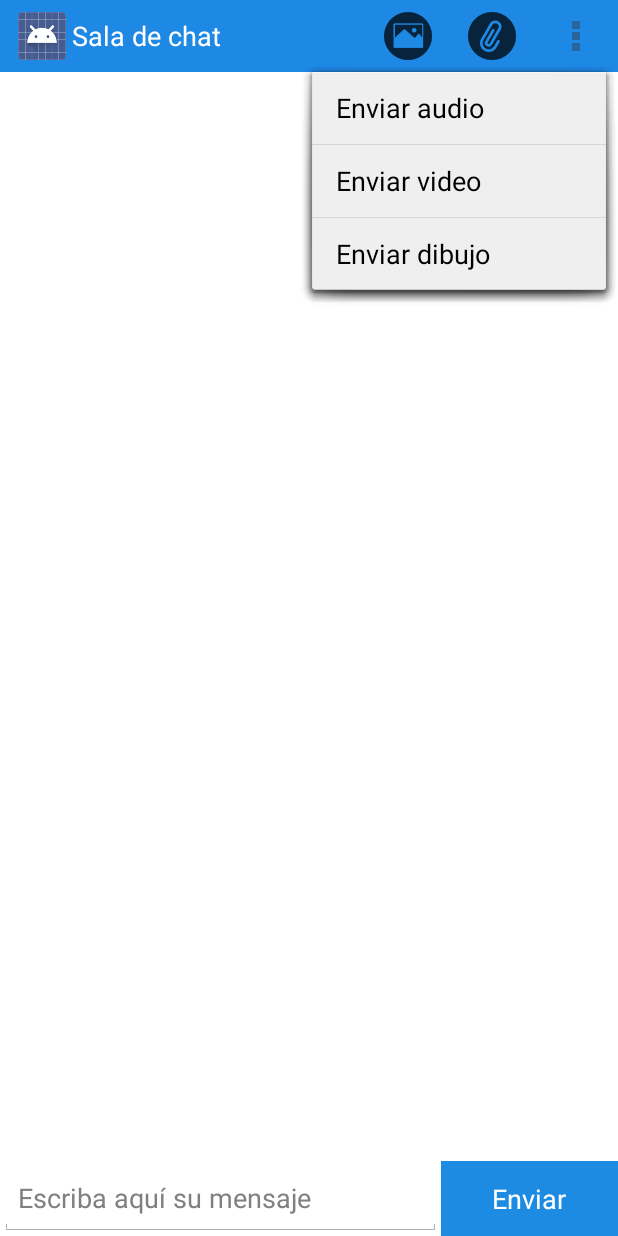
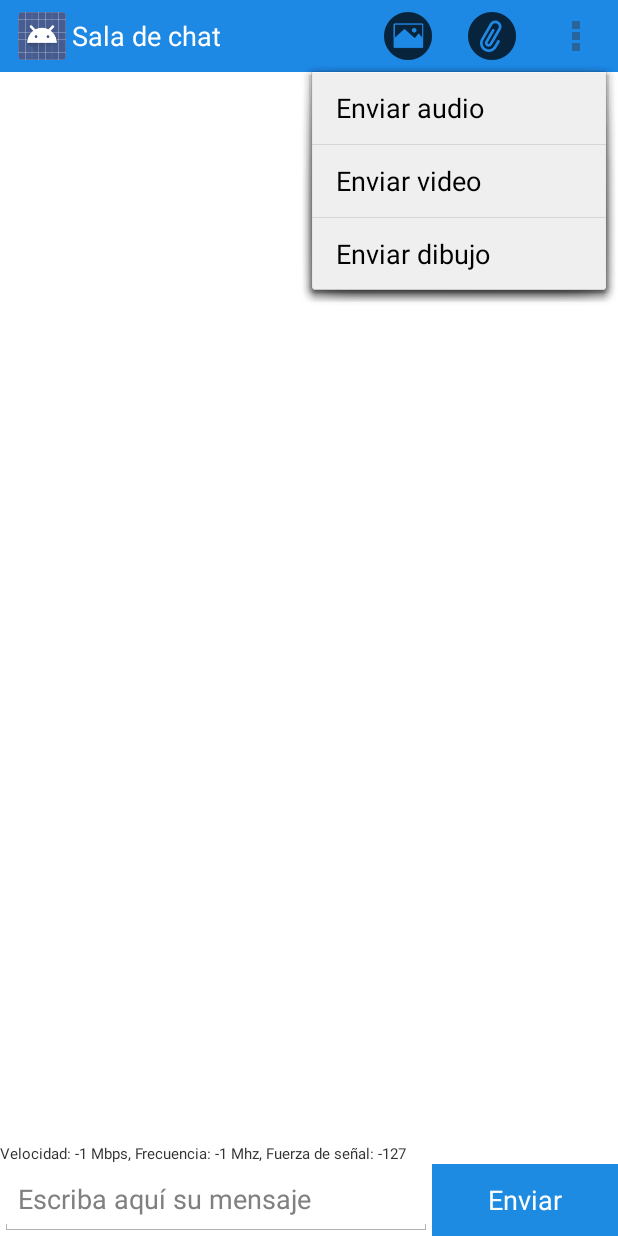
Before and after one commit to juanmanuelco/chatinmediatomultimedia, an Android app: the ChatActivity screen opened directly, with no data from a screen before it, with the options menu open, on a phone screen of 412 x 824 dp. Run offline under Robolectric (Android 15) with nearby library versions, the phone set to English and light mode, and no system bars; 1 statement that could not run was skipped.

Commit message:
herramienta de medicion

```diff
--- a/app/src/main/java/com/android/wondercom/AsyncTasks/SendMessageClient.java
+++ b/app/src/main/java/com/android/wondercom/AsyncTasks/SendMessageClient.java
@@ -31,7 +31,6 @@ public class SendMessageClient extends AsyncTask<Message, Message, Message>{
 
 	@Override
 	protected Message doInBackground(Message... msg) {
-		Log.v(TAG, "doInBackground");
 
 		//Display le message on the sender before sending it
 		publishProgress(msg);
--- a/app/src/main/java/com/android/wondercom/ChatActivity.java
+++ b/app/src/main/java/com/android/wondercom/ChatActivity.java
@@ -13,6 +13,7 @@ import android.content.SharedPreferences;
 import android.content.SharedPreferences.Editor;
 import android.graphics.Bitmap;
 import android.net.Uri;
+import android.net.wifi.WifiInfo;
 import android.net.wifi.WifiManager;
 import android.net.wifi.p2p.WifiP2pManager;
 import android.net.wifi.p2p.WifiP2pManager.Channel;
@@ -34,6 +35,7 @@ import android.widget.EditText;
 import android.widget.ListView;
 import android.widget.PopupMenu;
 import android.widget.PopupMenu.OnMenuItemClickListener;
+import android.widget.TextView;
 import android.widget.Toast;
 
 import com.android.wondercom.AsyncTasks.SendMessageClient;
@@ -47,10 +49,10 @@ import com.android.wondercom.util.ActivityUtilities;
 import com.android.wondercom.util.FileUtilities;
 
 import java.io.File;
-import java.io.FileNotFoundException;
-import java.io.IOException;
 import java.util.ArrayList;
 import java.util.List;
+import java.util.Timer;
+import java.util.TimerTask;
 
 public class ChatActivity extends Activity {
 	private static final String TAG = "ChatActivity";
@@ -91,6 +93,25 @@ public class ChatActivity extends Activity {
 		mReceiver = WifiDirectBroadcastReceiver.createInstance();
 		mReceiver.setmActivity(this);
 		wifiManager = (WifiManager) getApplicationContext().getSystemService(Context.WIFI_SERVICE);
+		final WifiInfo wifiInfo = wifiManager.getConnectionInfo();
+		final TextView netInfo = findViewById(R.id.velocidadInternet);
+        new Timer().scheduleAtFixedRate(new TimerTask() {
+            @Override
+            public void run() {
+                runOnUiThread(new TimerTask() {
+                    @Override
+                    public void run() {
+                        int velocidad = wifiInfo.getLinkSpeed();
+                        int frecuencia = 0;
+                        int fuerzaSenal = wifiInfo.getRssi(); //Indicador de fuerza de señal recibida
+                        if (android.os.Build.VERSION.SDK_INT >= android.os.Build.VERSION_CODES.LOLLIPOP)
+                            frecuencia = wifiInfo.getFrequency();
+                        netInfo.setText(datosSenal(velocidad, frecuencia, fuerzaSenal));
+                    }
+                });
+            }
+        }, 0, 3000);
+
 
 		mIntentFilter = new IntentFilter();
 		mIntentFilter.addAction(WifiP2pManager.WIFI_P2P_STATE_CHANGED_ACTION);
@@ -123,14 +144,21 @@ public class ChatActivity extends Activity {
 				} else {
 					Toast.makeText(ChatActivity.this, R.string.mensaje_vacio, Toast.LENGTH_SHORT).show();
 				}
-
 			}
 
 		});
-
 		//Register the context menu to the list view (for pop up menu)
 		registerForContextMenu(listView);
 	}
+
+	public String datosSenal(int velocidad, int frecuencia, int fuerza){
+		String respuesta= "Velocidad: " + velocidad +" Mbps, ";
+		respuesta=respuesta.concat("Frecuencia: " + frecuencia+" Mhz, ");
+		respuesta=respuesta.concat("Fuerza de señal: " + fuerza);
+		return respuesta;
+	}
+
+
 
 	@Override
 	protected void onPostCreate(Bundle savedInstanceState) {
@@ -172,14 +200,14 @@ public class ChatActivity extends Activity {
 		newDialog.setTitle(R.string.Close_chatroom);
 		newDialog.setMessage(R.string.contenido_Close_chatroom);
 
-		newDialog.setPositiveButton(R.string.confirmar, new DialogInterface.OnClickListener(){
+		newDialog.setPositiveButton(R.string.confirmar, new DialogInterface.OnClickListener() {
 
 			@Override
 			public void onClick(DialogInterface dialog, int which) {
 				wifiManager.setWifiEnabled(false);
 				wifiManager.setWifiEnabled(true);
 				clearTmpFiles(getExternalFilesDir(null));
-				if(MainActivity.server!=null){
+				if (MainActivity.server != null) {
 					MainActivity.server.interrupt();
 				}
 
@@ -210,7 +238,7 @@ public class ChatActivity extends Activity {
 	protected void onActivityResult(int requestCode, int resultCode, Intent data) {
 		super.onActivityResult(requestCode, resultCode, data);
 
-		switch(requestCode){
+		switch (requestCode) {
 			case PICK_IMAGE:
 				if (resultCode == RESULT_OK && data.getData() != null) {
 					fileUri = data.getData();
@@ -244,7 +272,7 @@ public class ChatActivity extends Activity {
 				}
 				break;
 			case DRAWING:
-				if(resultCode == RESULT_OK){
+				if (resultCode == RESULT_OK) {
 					fileURL = (String) data.getStringExtra("drawingPath");
 					sendMessage(Message.DRAWING_MESSAGE);
 				}
@@ -253,12 +281,13 @@ public class ChatActivity extends Activity {
 	}
 
 	// Hydrate Message object then launch the AsyncTasks to send it
-	public void sendMessage(int type){
+	public void sendMessage(int type) {
 		Log.v(TAG, "Send message starts");
 		// Message written in EditText is always sent
-		Message mes = new Message(type, edit.getText().toString(), null, MainActivity.chatName );
+		long millis = System.currentTimeMillis();
+		Message mes = new Message(type, edit.getText().toString()+" milisegundos envio: "+millis, null, MainActivity.chatName);
 
-		switch(type){
+		switch (type) {
 			case Message.IMAGE_MESSAGE:
 				Image image = new Image(this, fileUri);
 				Log.v(TAG, "Bitmap from url ok");
@@ -295,11 +324,10 @@ public class ChatActivity extends Activity {
 		Log.v(TAG, "Message object hydrated");
 
 		Log.v(TAG, "Start AsyncTasks to send the message");
-		if(mReceiver.isGroupeOwner() == WifiDirectBroadcastReceiver.IS_OWNER){
+		if (mReceiver.isGroupeOwner() == WifiDirectBroadcastReceiver.IS_OWNER) {
 			Log.v(TAG, "Message hydrated, start SendMessageServer AsyncTask");
 			new SendMessageServer(ChatActivity.this, true).executeOnExecutor(AsyncTask.THREAD_POOL_EXECUTOR, mes);
-		}
-		else if(mReceiver.isGroupeOwner() == WifiDirectBroadcastReceiver.IS_CLIENT){
+		} else if (mReceiver.isGroupeOwner() == WifiDirectBroadcastReceiver.IS_CLIENT) {
 			Log.v(TAG, "Message hydrated, start SendMessageClient AsyncTask");
 			new SendMessageClient(ChatActivity.this, mReceiver.getOwnerAddr()).executeOnExecutor(AsyncTask.THREAD_POOL_EXECUTOR, mes);
 		}
@@ -308,7 +336,7 @@ public class ChatActivity extends Activity {
 	}
 
 	// Refresh the message list
-	public static void refreshList(Message message, boolean isMine){
+	public static void refreshList(Message message, boolean isMine) {
 		Log.v(TAG, "Refresh message list starts");
 
 		message.setMine(isMine);
@@ -323,7 +351,7 @@ public class ChatActivity extends Activity {
 	}
 
 	// Save the app's state (foreground or background) to a SharedPrefereces
-	public void saveStateForeground(boolean isForeground){
+	public void saveStateForeground(boolean isForeground) {
 		SharedPreferences prefs = PreferenceManager.getDefaultSharedPreferences(this);
 		Editor edit = prefs.edit();
 		edit.putBoolean("isForeground", isForeground);
@@ -340,7 +368,7 @@ public class ChatActivity extends Activity {
 	@Override
 	public boolean onOptionsItemSelected(MenuItem item) {
 		int idItem = item.getItemId();
-		switch(idItem){
+		switch (idItem) {
 			case R.id.send_image:
 				showPopup(edit);
 				return true;
@@ -377,7 +405,9 @@ public class ChatActivity extends Activity {
 				return super.onOptionsItemSelected(item);
 		}
 	}
+
 	private Uri mPhotoUri;
+
 	//Show the popup menu
 	public void showPopup(View v) {
 		PopupMenu popup = new PopupMenu(this, v);
@@ -385,7 +415,7 @@ public class ChatActivity extends Activity {
 
 			@Override
 			public boolean onMenuItemClick(MenuItem item) {
-				switch(item.getItemId()){
+				switch (item.getItemId()) {
 					case R.id.pick_image:
 						Log.v(TAG, "Pick an image");
 						Intent intent = new Intent(Intent.ACTION_PICK);
@@ -428,7 +458,7 @@ public class ChatActivity extends Activity {
 		//Option to delete message independently of its type
 		menu.add(0, DELETE_MESSAGE, Menu.NONE, R.string.Borrar_mensaje);
 
-		if(!mes.getmText().equals("")){
+		if (!mes.getmText().equals("")) {
 			//Option to copy message's text to clipboard
 			menu.add(0, COPY_TEXT, Menu.NONE, R.string.copiar_mensaje);
 			//Option to share message's text
@@ -436,7 +466,7 @@ public class ChatActivity extends Activity {
 		}
 
 		int type = mes.getmType();
-		switch(type){
+		switch (type) {
 			case Message.IMAGE_MESSAGE:
 				menu.add(0, DOWNLOAD_IMAGE, Menu.NONE, R.string.Descargar_imagen);
 				break;
@@ -487,7 +517,7 @@ public class ChatActivity extends Activity {
 	}
 
 	//Download image and save it to Downloads
-	public void downloadImage(long id){
+	public void downloadImage(long id) {
 		Message mes = listMessage.get((int) id);
 		Bitmap bm = mes.byteArrayToBitmap(mes.getByteArray());
 		String path = Environment.getExternalStoragePublicDirectory(Environment.DIRECTORY_DOWNLOADS).getAbsolutePath();
@@ -497,7 +527,7 @@ public class ChatActivity extends Activity {
 	}
 
 	//Download file and save it to Downloads
-	public void downloadFile(long id){
+	public void downloadFile(long id) {
 		Message mes = listMessage.get((int) id);
 		String sourcePath = mes.getFilePath();
 		String destinationPath = Environment.getExternalStoragePublicDirectory(Environment.DIRECTORY_DOWNLOADS).getAbsolutePath();
@@ -507,33 +537,32 @@ public class ChatActivity extends Activity {
 	}
 
 	//Delete a message from the message list (doesn't delete on other phones)
-	public void deleteMessage(long id){
+	public void deleteMessage(long id) {
 		listMessage.remove((int) id);
 		chatAdapter.notifyDataSetChanged();
 	}
 
-	private void clearTmpFiles(File dir){
+	private void clearTmpFiles(File dir) {
 		File[] childDirs = dir.listFiles();
-		for(File child : childDirs){
-			if(child.isDirectory()){
+		for (File child : childDirs) {
+			if (child.isDirectory()) {
 				clearTmpFiles(child);
-			}
-			else{
+			} else {
 				child.delete();
 			}
 		}
-		for(Uri uri: tmpFilesUri){
+		for (Uri uri : tmpFilesUri) {
 			getContentResolver().delete(uri, null, null);
 		}
 		FileUtilities.refreshMediaLibrary(this);
 	}
 
-	public void talkTo(String destination){
+	public void talkTo(String destination) {
 		edit.setText("@" + destination + " : ");
 		edit.setSelection(edit.getText().length());
 	}
 
-	private void copyTextToClipboard(long id){
+	private void copyTextToClipboard(long id) {
 		Message mes = listMessage.get((int) id);
 		ClipboardManager clipboard = (ClipboardManager) getSystemService(CLIPBOARD_SERVICE);
 		ClipData clip = ClipData.newPlainText("message", mes.getmText());
@@ -541,10 +570,10 @@ public class ChatActivity extends Activity {
 		Toast.makeText(this, "Message copied to clipboard", Toast.LENGTH_SHORT).show();
 	}
 
-	private void shareMedia(long id, int type){
+	private void shareMedia(long id, int type) {
 		Message mes = listMessage.get((int) id);
 
-		switch(type){
+		switch (type) {
 			case Message.TEXT_MESSAGE:
 				Intent sendIntent = new Intent();
 				sendIntent.setAction(Intent.ACTION_SEND);
@@ -553,5 +582,4 @@ public class ChatActivity extends Activity {
 				startActivity(sendIntent);
 		}
 	}
-
 }
--- a/app/src/main/java/com/android/wondercom/Receivers/WifiDirectBroadcastReceiver.java
+++ b/app/src/main/java/com/android/wondercom/Receivers/WifiDirectBroadcastReceiver.java
@@ -39,6 +39,8 @@ public class WifiDirectBroadcastReceiver extends BroadcastReceiver{
 
 	WifiManager wifiManager;
 
+
+
 	public static final int IS_OWNER = 1;
 	public static final int IS_CLIENT = 2;
 	private static final String TAG = "WifiDirectBroadcastReceiver";
@@ -61,6 +63,7 @@ public class WifiDirectBroadcastReceiver extends BroadcastReceiver{
 	}
 
 	public static WifiDirectBroadcastReceiver createInstance(){
+
 		if(instance == null){
 			instance = new WifiDirectBroadcastReceiver();
 		}
@@ -79,9 +82,11 @@ public class WifiDirectBroadcastReceiver extends BroadcastReceiver{
 
 	@Override
 	public void onReceive(final Context context, Intent intent) {
+
 		String action = intent.getAction();
 		listado= new ArrayList<String[]>();
 		wifiManager = (WifiManager) mActivity.getApplicationContext().getSystemService(Context.WIFI_SERVICE);
+
 		if(action.equals(WifiP2pManager.WIFI_P2P_STATE_CHANGED_ACTION)){
 			int state = intent.getIntExtra(WifiP2pManager.EXTRA_WIFI_STATE, -1);
 			if(state != WifiP2pManager.WIFI_P2P_STATE_ENABLED){
--- a/app/src/main/res/layout/activity_chat.xml
+++ b/app/src/main/res/layout/activity_chat.xml
@@ -16,16 +16,27 @@
 
     <LinearLayout
         android:id="@id/writeZone"
+		android:orientation="vertical"
         android:layout_width="match_parent"
-        android:layout_height="50dp"
+		android:layout_alignParentBottom="true"
+		android:background="@color/app_background"
+        android:layout_height="wrap_content" >
+		<TextView
+			android:layout_width="wrap_content"
+			android:layout_height="wrap_content"
+			android:id="@+id/velocidadInternet"
+			android:textSize="10dp"
+			/>
+
+
+		<LinearLayout
+			android:layout_width="match_parent"
 			android:orientation="horizontal"
-        android:layout_alignParentBottom="true"
-        android:background="@color/app_background" >
-
+			android:layout_height="wrap_content">
 			<EditText
 				android:id="@+id/editMessage"
 				android:layout_width="0dp"
-	        android:layout_weight="5"
+				android:layout_weight=".7"
 				android:layout_height="match_parent"
 				android:inputType="textMultiLine|textCapSentences"
 				android:maxLines="4"
@@ -33,11 +44,12 @@
 			<Button
 				android:id="@+id/sendMessage"
 				android:layout_width="0dp"
-	        android:layout_weight="2"
+				android:layout_weight=".3"
 				android:layout_height="match_parent"
 				android:text="@string/send_button"
 				android:background="@drawable/button"
 				android:textColor="@color/button_text" />
+		</LinearLayout>
 
 	</LinearLayout>
 
```
Also changed, not shown: app/src/main/java/com/android/wondercom/CustomAdapters/ChatAdapter.java (+8 -6 lines). Lines whose indentation alone changed are shown as unchanged.
